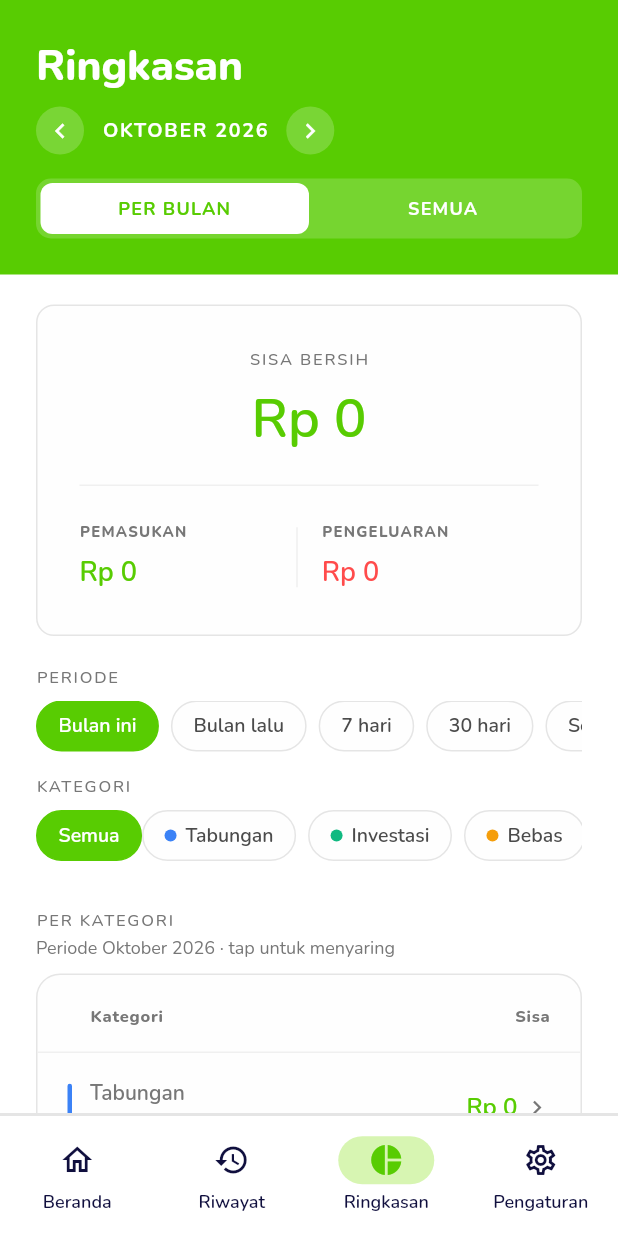
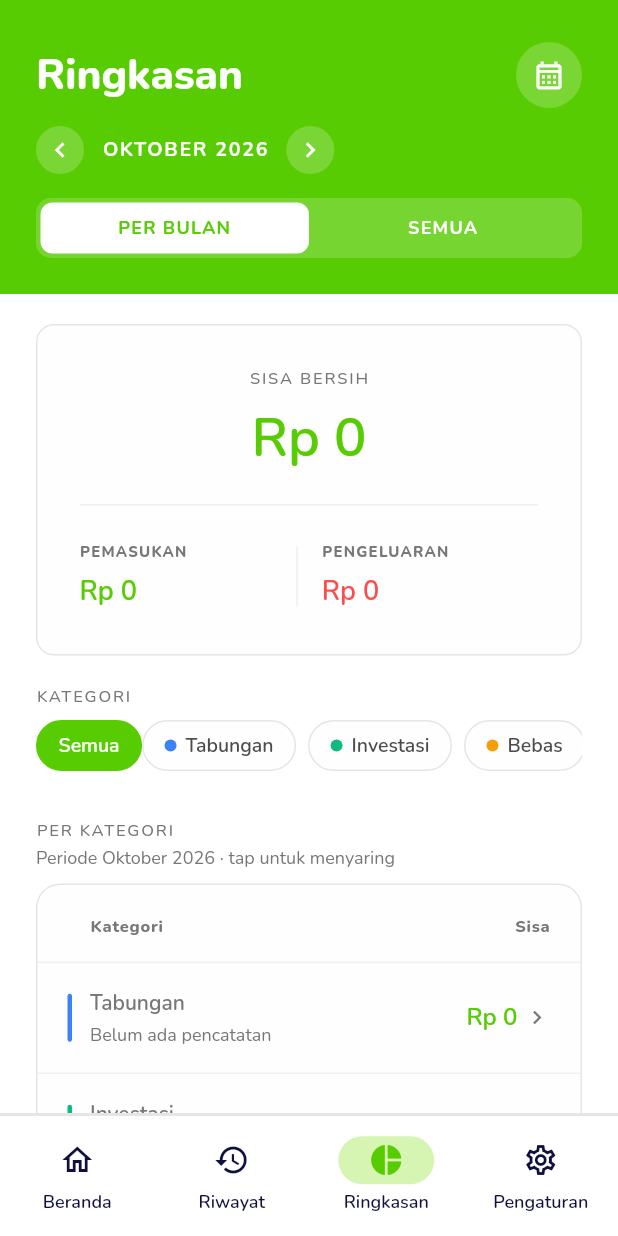
Before and after one commit to xelisme/Pundi, a Flutter app: the screen it shows after launch, item 3 of the bottom bar chosen, on a phone screen of 412 x 824 dp. Run offline on Flutter 3.47's test engine with Material 3 defaults, Android fonts, the phone set to English and light mode, and no system bars; our stand-ins replace csv, file_picker, google_fonts, share_plus, shared_preferences.

Commit message:
refactor: set the period from a calendar in the header, not a chip row
The row of period presets was competing with the category row for attention on
the one screen where you decide whether to trust a number. It becomes a calendar
button in the top-right of the header instead, matching the circle Riwayat puts
in the same corner so the two screens read as one app.

The button carries the state that used to be only in the chip row: it becomes an
event-available icon with a dot while a hand-picked range is set. Without that
mark a range is indistinguishable from a stepped month in the header pill, and
the pill goes dim once a range is active, so the arrows stopping working would
otherwise have no visible explanation.

The presets moved into the sheet rather than disappearing with the row. "Last 30
days" and "this month" are the ranges people ask for, and a sheet holding only
two date fields would cost two date picks for the same result. They sit above the
date fields and close the sheet on tap; the fields open on the selection being
changed rather than on an unrelated month.

Fixes a wart the chip row was hiding. "Semua" is the SEMUA mode, not a literal
range, but it was being applied as 2000 to 2100 — so the header printed those
dates and neither half of PER BULAN/SEMUA was lit. It now hands the sheet's
choice back to the toggle, and a test pins the header to "SEMUA PERIODE".

A range covering exactly one calendar month still returns to month mode, so
picking "Bulan ini" leaves the chevrons live rather than freezing a copy of this
month with inert arrows. The sheet is scrollable so the presets plus both fields
cannot overflow a short window.

120 unit tests pass. All three integration tests pass on Linux desktop.

```diff
--- a/lib/screens/summary_screen.dart
+++ b/lib/screens/summary_screen.dart
@@ -106,14 +106,24 @@ class _SummaryScreenState extends State<SummaryScreen> {
 
   void _applyPreset(LedgerFilter next) {
     setState(() {
+      // "Semua" is the SEMUA mode, not a range of 2000 to 2100. Taking it as a
+      // literal range made the header print those dates and left the
+      // PER BULAN/SEMUA toggle with neither half lit.
+      if (next == LedgerRanges.allTime()) {
+        _period = SummaryPeriod.all;
+        _range = null;
+        return;
+      }
+      // A range covering exactly one calendar month goes back to month mode, so
+      // picking "Bulan ini" leaves the chevrons live instead of freezing a copy
+      // of this month with the arrows inert.
       if (_isWholeMonth(next)) {
         _range = null;
         _period = SummaryPeriod.month;
         _selectedMonth = DateTime(next.from!.year, next.from!.month, 1);
-      } else {
-        _period = SummaryPeriod.all;
+        return;
+      }
       _range = next;
-      }
     });
   }
 
@@ -128,8 +138,7 @@ class _SummaryScreenState extends State<SummaryScreen> {
     setState(() => _category = name);
   }
 
-  Future<void> _pickCustomRange() async {
-    final initial = _range ?? _filter;
+  Future<void> _openRangeSheet() async {
     final picked = await showModalBottomSheet<LedgerFilter>(
       context: context,
       isScrollControlled: true,
@@ -138,8 +147,7 @@ class _SummaryScreenState extends State<SummaryScreen> {
         borderRadius: BorderRadius.vertical(top: Radius.circular(20)),
       ),
       builder: (_) => _RangeSheet(
-        from: initial.from,
-        to: initial.to,
+        current: _filter,
         onApply: (from, to) => LedgerFilter(from: from, to: to),
       ),
     );
@@ -233,7 +241,14 @@ class _SummaryScreenState extends State<SummaryScreen> {
                     child: Column(
                       crossAxisAlignment: CrossAxisAlignment.start,
                       children: [
-                        Text(
+                        // The title row carries the one control that sets the period, so the
+                        // range is reachable without hunting for it. Matching
+                        // Riwayat's header circle keeps the two screens reading
+                        // as the same app.
+                        Row(
+                          children: [
+                            Expanded(
+                              child: Text(
                                 'Ringkasan',
                                 style: GoogleFonts.nunito(
                                   fontSize: 28,
@@ -241,6 +256,10 @@ class _SummaryScreenState extends State<SummaryScreen> {
                                   height: 1.1,
                                   color: Colors.white,
                                 ),
+                              ),
+                            ),
+                            _buildCalendarButton(),
+                          ],
                         ),
                         const SizedBox(height: 12),
                         // Period pill. Rendered in every mode so the affordance
@@ -593,39 +612,8 @@ class _SummaryScreenState extends State<SummaryScreen> {
       child: Column(
         crossAxisAlignment: CrossAxisAlignment.start,
         children: [
-          Text(
-            'PERIODE',
-            style: Theme.of(context).textTheme.labelSmall?.copyWith(
-                  color: AppColors.textTertiary,
-                  letterSpacing: 1.2,
-                  fontWeight: FontWeight.w500,
-                ),
-          ),
-          const SizedBox(height: 8),
-          SizedBox(
-            height: 34,
-            child: ListView(
-              scrollDirection: Axis.horizontal,
-              children: [
-                for (var i = 0; i < LedgerRanges.presetLabels.length; i++)
-                  Padding(
-                    padding: const EdgeInsets.only(right: 8),
-                    child: _FilterChip(
-                      label: LedgerRanges.presetLabels[i],
-                      selected: _matchesPreset(LedgerRanges.preset(i)),
-                      onTap: () => _applyPreset(LedgerRanges.preset(i)),
-                    ),
-                  ),
-                _FilterChip(
-                  label: 'Kustom',
-                  icon: Icons.edit_calendar_outlined,
-                  selected: false,
-                  onTap: _pickCustomRange,
-                ),
-              ],
-            ),
-          ),
-          const SizedBox(height: 16),
+          // Period is set from the calendar in the header, not from a row here,
+          // so this section is only about which category is in view.
           Text(
             'KATEGORI',
             style: Theme.of(context).textTheme.labelSmall?.copyWith(
@@ -664,20 +652,50 @@ class _SummaryScreenState extends State<SummaryScreen> {
     );
   }
 
-  /// True when [preset] is what the screen is already showing. Compared against
-  /// the same range the header would print, so a stepped month lights up the
-  /// matching chip instead of leaving the row looking unselected.
-  bool _matchesPreset(LedgerFilter preset) {
-    if (_isRangeMode) return _range == preset;
-    if (preset.from == null || preset.to == null) {
-      return !_isRangeMode && _period == SummaryPeriod.all;
-    }
-    if (!_canStepMonths) return false;
-    final monthStart = DateTime(_selectedMonth.year, _selectedMonth.month, 1);
-    return preset.from!.year == monthStart.year &&
-        preset.from!.month == monthStart.month &&
-        preset.to!.year == monthStart.year &&
-        preset.to!.month == monthStart.month;
+  /// The single control that sets the period.
+  ///
+  /// The dot is not decoration: a hand-picked range is indistinguishable from a
+  /// stepped month in the header pill otherwise, and the pill goes dim once a
+  /// range is active. Without the dot there is no way to tell that the arrows
+  /// have stopped working.
+  Widget _buildCalendarButton() {
+    final active = _isRangeMode;
+    return GestureDetector(
+      onTap: _openRangeSheet,
+      child: Container(
+        width: 44,
+        height: 44,
+        decoration: BoxDecoration(
+          color: Colors.white.withValues(alpha: active ? 0.34 : 0.2),
+          shape: BoxShape.circle,
+        ),
+        child: Stack(
+          clipBehavior: Clip.none,
+          alignment: Alignment.center,
+          children: [
+            Icon(
+              active ? Icons.event_available : Icons.calendar_month_outlined,
+              color: Colors.white,
+              size: 22,
+            ),
+            if (active)
+              Positioned(
+                right: 8,
+                top: 9,
+                child: Container(
+                  width: 7,
+                  height: 7,
+                  decoration: BoxDecoration(
+                    color: AppColors.green,
+                    shape: BoxShape.circle,
+                    border: Border.all(color: Colors.white, width: 1.5),
+                  ),
+                ),
+              ),
+          ],
+        ),
+      ),
+    );
   }
 
   Widget _stepButton(IconData icon, VoidCallback onTap) {
@@ -801,14 +819,12 @@ class _FilterChip extends StatelessWidget {
     required this.selected,
     required this.onTap,
     this.dot,
-    this.icon,
   });
 
   final String label;
   final bool selected;
   final VoidCallback onTap;
   final Color? dot;
-  final IconData? icon;
 
   @override
   Widget build(BuildContext context) {
@@ -836,14 +852,6 @@ class _FilterChip extends StatelessWidget {
                   color: dot,
                   shape: BoxShape.circle,
                 ),
-              ),
-              const SizedBox(width: 6),
-            ],
-            if (icon != null) ...[
-              Icon(
-                icon,
-                size: 14,
-                color: selected ? Colors.white : AppColors.textSecondary,
               ),
               const SizedBox(width: 6),
             ],
@@ -922,17 +930,23 @@ class _HistoryLink extends StatelessWidget {
   }
 }
 
-/// Two dates and nothing else. The presets cover the ranges people ask for, so
-/// this only has to handle the case where they want something else.
+/// Where the period is chosen.
+///
+/// The presets live in here rather than on the screen itself: "last 30 days" and
+/// "this month" are the ranges people actually ask for, and a sheet holding only
+/// two date fields would be more work for the same result. What the sheet dropped
+/// from the screen is the row of chips competing with the category row for
+/// attention.
 class _RangeSheet extends StatefulWidget {
   const _RangeSheet({
-    required this.from,
-    required this.to,
+    required this.current,
     required this.onApply,
   });
 
-  final DateTime? from;
-  final DateTime? to;
+  /// What Ringkasan is showing now, so the fields open on the selection being
+  /// changed rather than on an unrelated month.
+  final LedgerFilter current;
+
   final LedgerFilter Function(DateTime from, DateTime to) onApply;
 
   @override
@@ -940,8 +954,8 @@ class _RangeSheet extends StatefulWidget {
 }
 
 class _RangeSheetState extends State<_RangeSheet> {
-  late DateTime? _from = widget.from;
-  late DateTime? _to = widget.to;
+  late DateTime? _from = widget.current.from;
+  late DateTime? _to = widget.current.to;
 
   Future<void> _pick({required bool isFrom}) async {
     final now = DateTime.now();
@@ -971,10 +985,18 @@ class _RangeSheetState extends State<_RangeSheet> {
     });
   }
 
+  /// True when [preset] is the range currently in view, so the sheet opens with
+  /// the active choice lit rather than looking unset.
+  bool _isPreset(LedgerFilter preset) {
+    final current = widget.current;
+    if (!current.hasPeriod) return preset == LedgerRanges.allTime();
+    return current.from == preset.from && current.to == preset.to;
+  }
+
   @override
   Widget build(BuildContext context) {
     final ready = _from != null && _to != null;
-    return Padding(
+    return SingleChildScrollView(
       padding: EdgeInsets.only(
         left: 24,
         right: 24,
@@ -994,8 +1016,24 @@ class _RangeSheetState extends State<_RangeSheet> {
           ),
           const SizedBox(height: 4),
           Text(
-            'Pilih tanggal awal dan akhir.',
+            'Pilih yang cepat, atau tentukan tanggal sendiri.',
             style: Theme.of(context).textTheme.bodySmall,
+          ),
+          const SizedBox(height: 16),
+          // The ranges people ask for first, so picking a period is one tap in
+          // the common case instead of two date picks.
+          Wrap(
+            spacing: 8,
+            runSpacing: 8,
+            children: [
+              for (var i = 0; i < LedgerRanges.presetLabels.length; i++)
+                _FilterChip(
+                  label: LedgerRanges.presetLabels[i],
+                  selected: _isPreset(LedgerRanges.preset(i)),
+                  onTap: () => Navigator.of(context)
+                      .pop(LedgerRanges.preset(i)),
+                ),
+            ],
           ),
           const SizedBox(height: 20),
           Row(
```
Also changed, not shown: 1 other file. Lines whose indentation alone changed are shown as unchanged.
